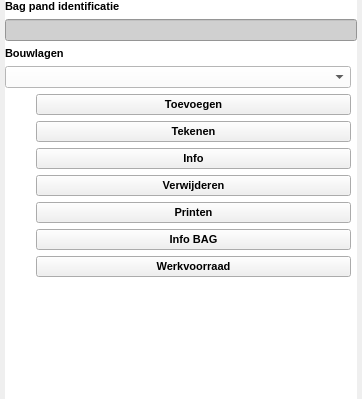
This is plugin/oiv/bag_pand/oiv_pandgegevens_widget.ui in OIV-NL-QGIS/QGIS_project as Qt 5 draws it before an edit; both pictures show x 0 to 362 and y 0 to 399 of the 362 by 802 pixel window. The edited form follows.
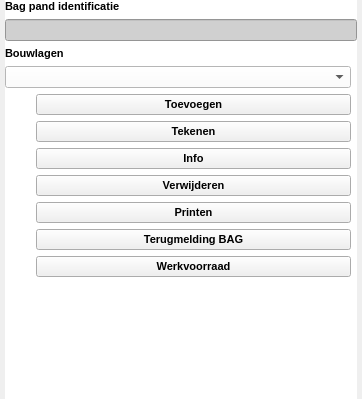
This is the edited form. Icons and pictures are not drawn.

Commit message: Terugmelding BAG-BGT tekst knoppen aangepast

Patch:
```diff
--- a/plugin/oiv/bag_pand/oiv_pandgegevens_widget.ui
+++ b/plugin/oiv/bag_pand/oiv_pandgegevens_widget.ui
@@ -722,7 +722,7 @@
               <string notr="true">background-color: rgb(240, 240, 240);</string>
              </property>
              <property name="text">
-              <string>Info BAG</string>
+              <string>Terugmelding BAG</string>
              </property>
              <property name="checkable">
               <bool>false</bool>
```
The commit also changes 1 other file.
